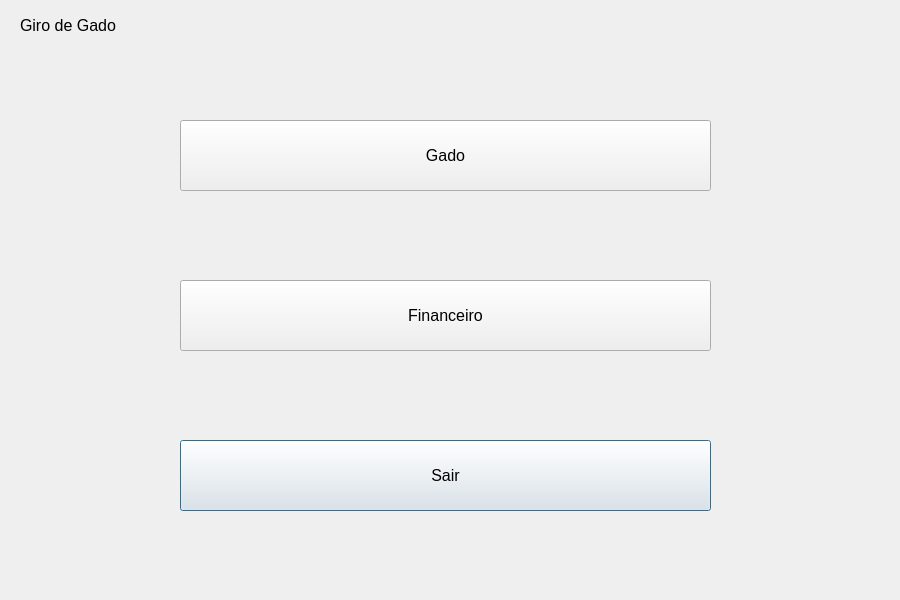
Old version of the form gui/views/homescreen.ui in the repository MaceGabriel/GiroDeGado.
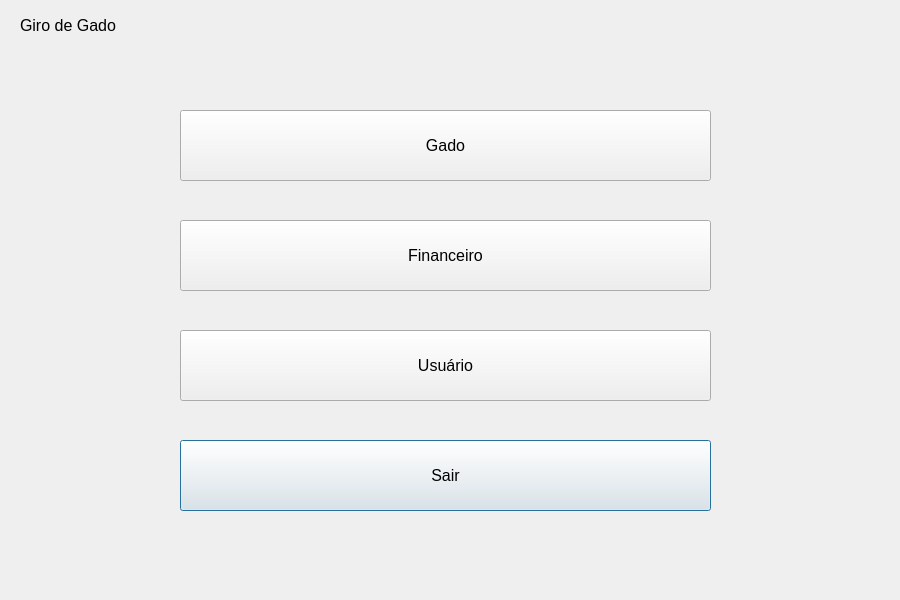
New version of the form.

```diff
--- a/gui/views/homescreen.ui
+++ b/gui/views/homescreen.ui
@@ -53,7 +53,7 @@
    <property name="geometry">
     <rect>
      <x>180</x>
-     <y>280</y>
+     <y>220</y>
      <width>531</width>
      <height>71</height>
     </rect>
@@ -71,7 +71,7 @@
    <property name="geometry">
     <rect>
      <x>180</x>
-     <y>120</y>
+     <y>110</y>
      <width>531</width>
      <height>71</height>
     </rect>
@@ -85,6 +85,24 @@
     <string>Gado</string>
    </property>
   </widget>
+  <widget class="QPushButton" name="userButton">
+   <property name="geometry">
+    <rect>
+     <x>180</x>
+     <y>330</y>
+     <width>531</width>
+     <height>71</height>
+    </rect>
+   </property>
+   <property name="font">
+    <font>
+     <pointsize>12</pointsize>
+    </font>
+   </property>
+   <property name="text">
+    <string>Usuário</string>
+   </property>
+  </widget>
  </widget>
  <resources/>
  <connections/>
```
